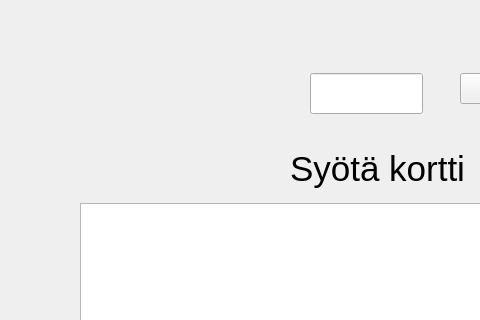
Old version of the form bank-automat/mainwindow.ui in the repository JereKortesalmi/BankProject; both pictures show x 0 to 480 and y 117 to 437 of the 800 by 600 pixel window.
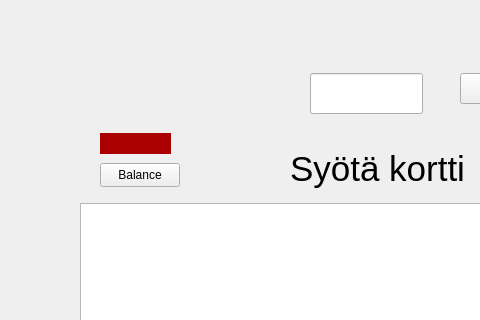
New version of the form.

Commit message: balance päivitystä

Patch:
```diff
--- a/bank-automat/mainwindow.ui
+++ b/bank-automat/mainwindow.ui
@@ -96,6 +96,35 @@
      </rect>
     </property>
    </widget>
+   <widget class="QPushButton" name="btnBalance">
+    <property name="geometry">
+     <rect>
+      <x>100</x>
+      <y>280</y>
+      <width>80</width>
+      <height>24</height>
+     </rect>
+    </property>
+    <property name="text">
+     <string>Balance</string>
+    </property>
+   </widget>
+   <widget class="QLabel" name="balanceLabel">
+    <property name="geometry">
+     <rect>
+      <x>100</x>
+      <y>250</y>
+      <width>71</width>
+      <height>21</height>
+     </rect>
+    </property>
+    <property name="styleSheet">
+     <string notr="true">background-color: rgb(170, 0, 0);</string>
+    </property>
+    <property name="text">
+     <string/>
+    </property>
+   </widget>
   </widget>
   <widget class="QMenuBar" name="menubar">
    <property name="geometry">
```
The commit also changes 9 other files.
